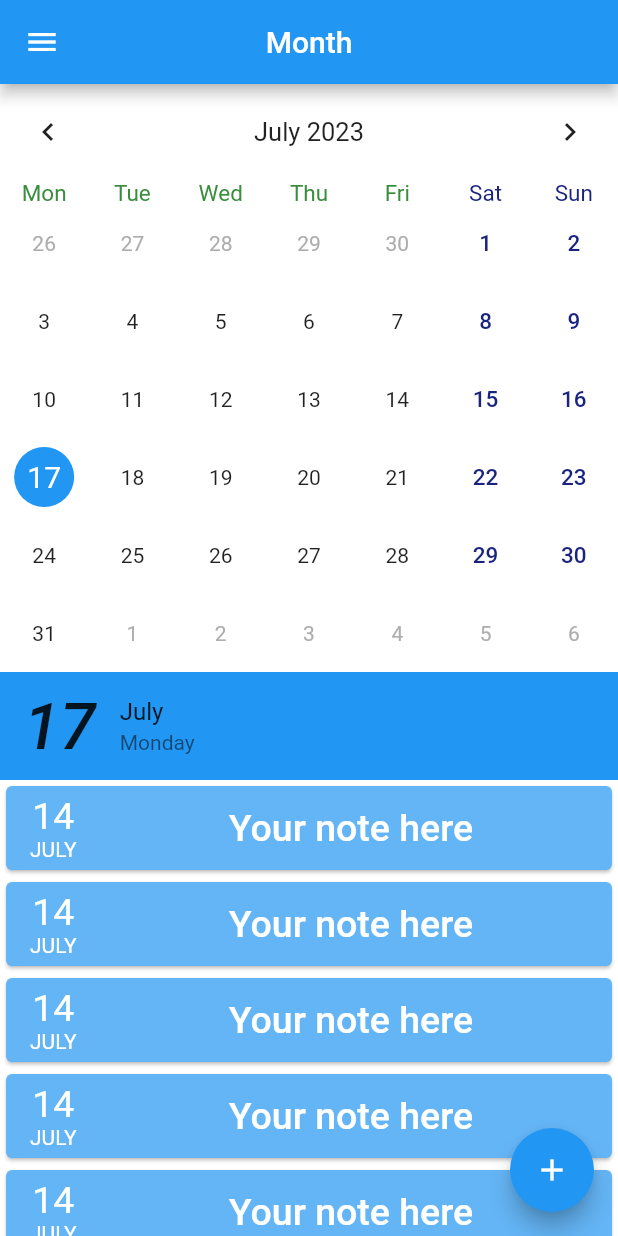
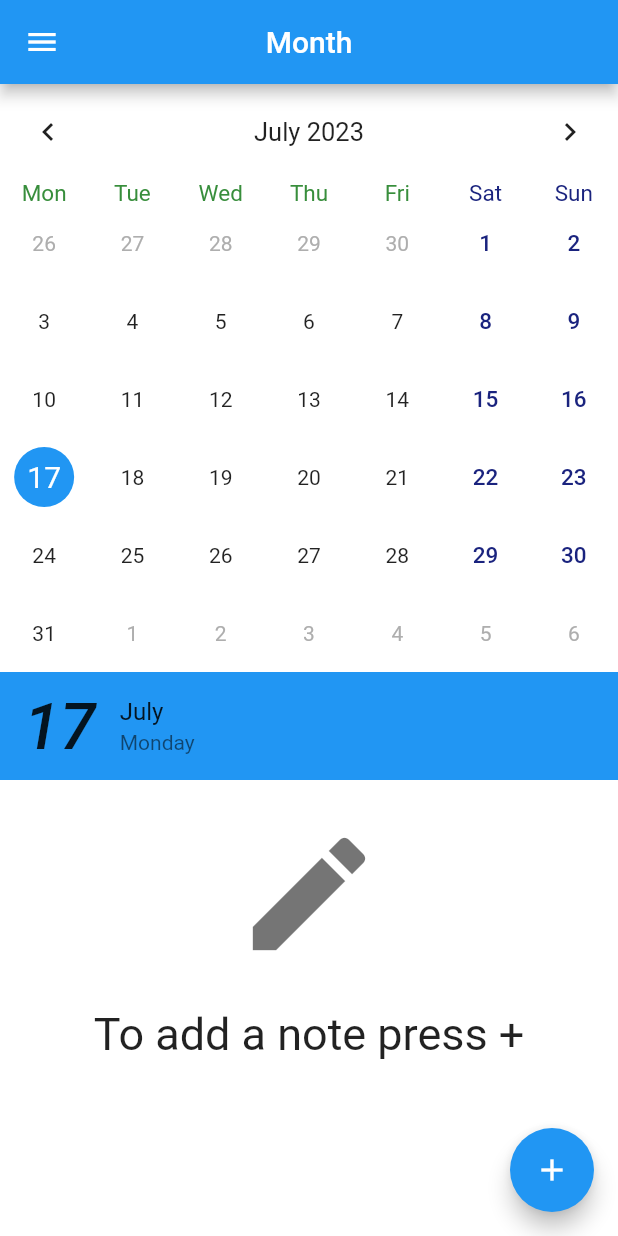
Before and after one commit to EugeniusStrong/calendar_app, a Flutter app: the screen it shows after launch, in the side drawer, after a tap on the "add" icon, on a phone screen of 412 x 824 dp. Run offline on Flutter 3.47's test engine with Material 2 defaults, Android fonts, the phone set to English and light mode, and no system bars; drawn by our look-alikes of table_calendar; our stand-ins replace equatable, flutter_bloc, sqflite; accounts and stored records are empty.

Commit message:
Added save notes

```diff
--- a/lib/bloc/notes_bloc.dart
+++ b/lib/bloc/notes_bloc.dart
@@ -43,8 +43,8 @@ class NotesBloc extends Bloc<NotesEvent, NotesState> {
   /// для обновления пользовательского интерфейса с новым списком заметок.
   Future<void> _saveNote(String description, DateTime remainingDate,
       Emitter<NotesState> emit) async {
-    final id = _uuid.v4();
-    await db.insertOrUpdate(input?.id ?? id, description, remainingDate);
+    final id = input?.id ?? _uuid.v4();
+    await db.insertOrUpdate(id, description, remainingDate);
     final notesList = await db.getNotes();
     emit(NotesLoadSuccess(todoList: notesList));
   }
--- a/lib/main.dart
+++ b/lib/main.dart
@@ -1,3 +1,4 @@
+import 'package:calendar_app/bloc/notes_event.dart';
 import 'package:calendar_app/pages/calendar_page.dart';
 import 'package:calendar_app/sql_directory/database.dart';
 import 'package:calendar_app/sql_directory/note_model.dart';
@@ -7,7 +8,14 @@ import 'package:flutter_bloc/flutter_bloc.dart';
 import 'bloc/notes_bloc.dart';
 
 void main() {
-  runApp(const MyApp());
+  runApp(
+    BlocProvider<NotesBloc>(
+      create: (context) =>
+          NotesBloc(DBProvider.db, NoteModel('', '', DateTime.now()))
+            ..add(NotesAppStarted()),
+      child: const MyApp(),
+    ),
+  );
 }
 
 class MyApp extends StatelessWidget {
@@ -15,12 +23,8 @@ class MyApp extends StatelessWidget {
 
   @override
   Widget build(BuildContext context) {
-    return MaterialApp(
-      home: BlocProvider<NotesBloc>(
-        create: (context) =>
-            NotesBloc(DBProvider.db, NoteModel('', '', DateTime.now())),
-        child: const CalendarPage(),
-      ),
+    return const MaterialApp(
+      home: CalendarPage(),
     );
   }
 }
--- a/lib/pages/calendar_page.dart
+++ b/lib/pages/calendar_page.dart
@@ -5,6 +5,7 @@ import 'package:table_calendar/table_calendar.dart';
 import 'package:intl/intl.dart';
 
 import '../bloc/notes_bloc.dart';
+import '../bloc/notes_event.dart';
 import '../bloc/notes_state.dart';
 
 class CalendarPage extends StatefulWidget {
@@ -18,7 +19,6 @@ class _CalendarPageState extends State<CalendarPage> {
   CalendarFormat format = CalendarFormat.month;
   DateTime _selectedDay = DateTime.now();
   bool _dayChangeMode = false;
-  final List _testTodoList = List.generate(10, (index) => 'Item ${index + 1}');
   late DateFormat dateFormat;
   late DateTime currentMonth;
   late DateFormat dayOfWeekFormat;
@@ -47,6 +47,8 @@ class _CalendarPageState extends State<CalendarPage> {
       drawer: buildDrawer(),
       body: BlocBuilder<NotesBloc, NotesState>(
         builder: (context, state) {
+          if (state is NotesLoadSuccess) {
+            if (state.todoList.isEmpty) {
               return Column(
                 children: [
                   buildCalendar(),
@@ -63,45 +65,93 @@ class _CalendarPageState extends State<CalendarPage> {
                       subtitle: Text(dayOfWeekName),
                     ),
                   ),
+                  const Expanded(
+                    child: Center(
+                      child: Icon(
+                        Icons.create,
+                        size: 100,
+                        color: Colors.black54,
+                      ),
+                    ),
+                  ),
+                  const Expanded(
+                    child: Text(
+                      'To add a note press +',
+                      style: TextStyle(fontSize: 30),
+                    ),
+                  ),
+                ],
+              );
+            }
+            return Column(
+              children: [
+                buildCalendar(),
+                Container(
+                  decoration: const BoxDecoration(color: Colors.blue),
+                  child: ListTile(
+                    leading: Text(
+                      _selectedDay.day.toString(),
+                      style: const TextStyle(
+                        fontSize: 43,
+                        fontStyle: FontStyle.italic,
+                        fontWeight: FontWeight.w500,
+                      ),
+                    ),
+                    title: Text(monthName),
+                    subtitle: Text(dayOfWeekName),
+                  ),
+                ),
                 Expanded(
                   child: ListView.builder(
-                  itemCount: _testTodoList.length,
+                    itemCount: state.todoList.length,
                     itemBuilder: (BuildContext context, int index) {
+                      final itemData = state.todoList[index];
                       return Dismissible(
-                      key: Key(_testTodoList[index]),
+                        key: Key(itemData.id.toString()),
                         child: Card(
                           color: Colors.blue[300],
                           child: ListTile(
-                          leading: const Column(
+                            leading: Column(
                               mainAxisAlignment: MainAxisAlignment.center,
                               children: [
                                 Text(
-                                '14',
-                                style: TextStyle(
-                                    color: Colors.white, fontSize: 25),
-                              ),
-                              Text(
-                                'JULY',
-                                style: TextStyle(color: Colors.white),
+                                  itemData.remainingDate
+                                      .toString()
+                                      .substring(0, 10),
+                                  style: const TextStyle(
+                                      color: Colors.white, fontSize: 20),
                                 ),
                               ],
                             ),
                             title: TextButton(
                               onPressed: () {},
-                            child: const Text(
-                              'Your note here',
-                              style:
-                                  TextStyle(color: Colors.white, fontSize: 25),
+                              child: Text(
+                                itemData.description,
+                                style: const TextStyle(
+                                    color: Colors.white, fontSize: 25),
+                              ),
+                            ),
+                            trailing: IconButton(
+                              icon: const Icon(Icons.delete_sweep_outlined,
+                                  color: Colors.black54),
+                              onPressed: () {
+                                _onDelete(context, itemData.id);
+                              },
                             ),
                           ),
                         ),
-                      ),
+                        onDismissed: (direction) {
+                          _onDelete(context, itemData.id);
+                        },
                       );
                     },
                   ),
                 ),
               ],
             );
+          } else {
+            return const Center(child: CircularProgressIndicator());
+          }
         },
       ),
       floatingActionButton: FloatingActionButton(
@@ -215,4 +265,8 @@ class _CalendarPageState extends State<CalendarPage> {
       ),
     );
   }
+
+  void _onDelete(BuildContext context, String id) {
+    BlocProvider.of<NotesBloc>(context).add(NotesDeleteRequested(id));
   }
+}
--- a/lib/sql_directory/database.dart
+++ b/lib/sql_directory/database.dart
@@ -50,7 +50,7 @@ class DBProvider {
     await db.execute('CREATE TABLE $notesTable'
         '($columnId TEXT PRIMARY KEY,'
         ' $columnDescription TEXT,'
-        ' $columnRemainingDate TEXT,');
+        ' $columnRemainingDate TEXT)');
   }
 
   /// Получение списка заметок(объектов NoteModel) из базы данных.
@@ -94,8 +94,8 @@ class DBProvider {
   ///  если запись с таким идентификатором уже существует, она будет заменена новой записью,
   ///  что позволяет, как выполнить сохранение новой записи, так и обновить уже имеющуюся,
   ///  с помощью более компактного кода.
-  Future<void> insertOrUpdate(String id, String description,
-      DateTime remainingDate) async {
+  Future<void> insertOrUpdate(
+      String id, String description, DateTime remainingDate) async {
     final model = NoteModel(id, description, remainingDate);
     Database? db = await database;
     await db!.insert(notesTable, model.toMap(),
```
Also changed, not shown: lib/pages/note_page.dart (+19 -3 lines). Lines whose indentation alone changed are shown as unchanged.
